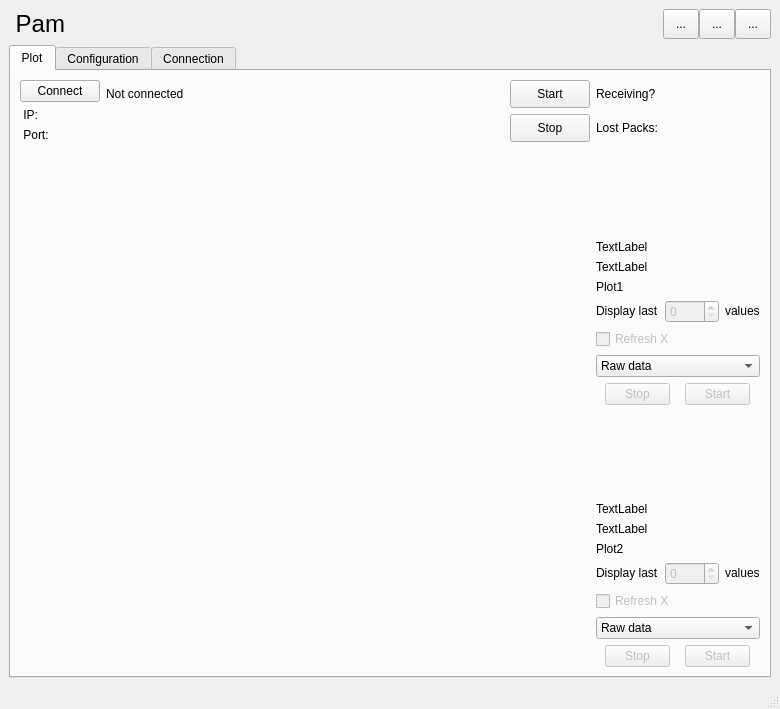
First picture: the form in resources/Mainwindow.ui, repository arongrk/Pam, before the edit.
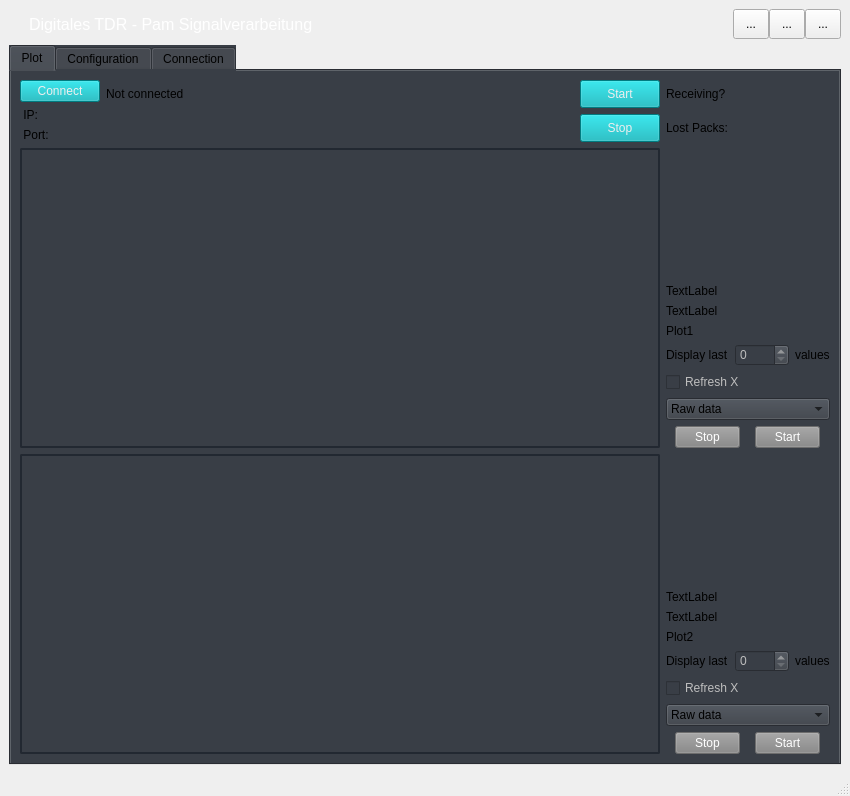
Second picture: the form after the edit. Icons and pictures are not drawn. Custom widgets are drawn as their Qt base class.

Commit message: design changes got further, try getting radius to plotwidget

```diff
--- a/resources/Mainwindow.ui
+++ b/resources/Mainwindow.ui
@@ -9,8 +9,8 @@
    <rect>
     <x>0</x>
     <y>0</y>
-    <width>780</width>
-    <height>709</height>
+    <width>850</width>
+    <height>796</height>
    </rect>
   </property>
   <property name="sizePolicy">
@@ -44,15 +44,35 @@
         <property name="spacing">
          <number>0</number>
         </property>
+        <item>
+         <spacer name="horizontalSpacer_3">
+          <property name="orientation">
+           <enum>Qt::Horizontal</enum>
+          </property>
+          <property name="sizeType">
+           <enum>QSizePolicy::Fixed</enum>
+          </property>
+          <property name="sizeHint" stdset="0">
+           <size>
+            <width>20</width>
+            <height>20</height>
+           </size>
+          </property>
+         </spacer>
+        </item>
         <item>
          <widget class="QLabel" name="label_31">
           <property name="font">
            <font>
-            <pointsize>18</pointsize>
+            <family>Arial</family>
+            <pointsize>12</pointsize>
            </font>
           </property>
+          <property name="styleSheet">
+           <string notr="true">color:white</string>
+          </property>
           <property name="text">
-           <string> Pam</string>
+           <string>Digitales TDR - Pam Signalverarbeitung</string>
           </property>
           <property name="textInteractionFlags">
            <set>Qt::NoTextInteraction</set>
@@ -157,16 +177,202 @@
         <property name="whatsThis">
          <string>&lt;html&gt;&lt;head/&gt;&lt;body&gt;&lt;p&gt;central wid&lt;/p&gt;&lt;/body&gt;&lt;/html&gt;</string>
         </property>
+        <property name="autoFillBackground">
+         <bool>false</bool>
+        </property>
+        <property name="styleSheet">
+         <string notr="true">background: #393E46;</string>
+        </property>
         <property name="currentIndex">
          <number>0</number>
         </property>
         <widget class="QWidget" name="tab">
+         <property name="styleSheet">
+          <string notr="true"/>
+         </property>
          <attribute name="title">
           <string>Plot</string>
          </attribute>
          <layout class="QVBoxLayout" name="verticalLayout_6">
           <item>
-           <layout class="QGridLayout" name="gridLayout_3" rowstretch="1,6,6" columnstretch="8,0">
+           <layout class="QGridLayout" name="gridLayout_3" rowstretch="1,5,5" columnstretch="8,0">
+            <item row="0" column="0">
+             <layout class="QHBoxLayout" name="horizontalLayout_2" stretch="0,0,0,0,0">
+              <item>
+               <layout class="QVBoxLayout" name="verticalLayout">
+                <item>
+                 <widget class="QPushButton" name="connect_button">
+                  <property name="sizePolicy">
+                   <sizepolicy hsizetype="Minimum" vsizetype="Preferred">
+                    <horstretch>0</horstretch>
+                    <verstretch>0</verstretch>
+                   </sizepolicy>
+                  </property>
+                  <property name="styleSheet">
+                   <string notr="true">QPushButton:enabled
+ {
+    background-color: #00ADB5;
+    color: #EEEEEE;
+}
+QPushButton:enabled:hover
+ {
+    background-color: #00C5CE;
+    color: #EEEEEE;
+}
+QPushButton:disabled
+ {
+    background-color: #858585;
+    color: white;
+}
+</string>
+                  </property>
+                  <property name="text">
+                   <string>Connect</string>
+                  </property>
+                 </widget>
+                </item>
+                <item>
+                 <widget class="QLabel" name="ip_label">
+                  <property name="sizePolicy">
+                   <sizepolicy hsizetype="Preferred" vsizetype="Minimum">
+                    <horstretch>0</horstretch>
+                    <verstretch>0</verstretch>
+                   </sizepolicy>
+                  </property>
+                  <property name="text">
+                   <string> IP:</string>
+                  </property>
+                 </widget>
+                </item>
+                <item>
+                 <widget class="QLabel" name="port_label">
+                  <property name="sizePolicy">
+                   <sizepolicy hsizetype="Preferred" vsizetype="Minimum">
+                    <horstretch>0</horstretch>
+                    <verstretch>0</verstretch>
+                   </sizepolicy>
+                  </property>
+                  <property name="text">
+                   <string> Port:</string>
+                  </property>
+                 </widget>
+                </item>
+               </layout>
+              </item>
+              <item>
+               <layout class="QVBoxLayout" name="verticalLayout_2">
+                <item>
+                 <widget class="QLabel" name="con_status">
+                  <property name="sizePolicy">
+                   <sizepolicy hsizetype="Minimum" vsizetype="Preferred">
+                    <horstretch>0</horstretch>
+                    <verstretch>0</verstretch>
+                   </sizepolicy>
+                  </property>
+                  <property name="text">
+                   <string>Not connected</string>
+                  </property>
+                  <property name="alignment">
+                   <set>Qt::AlignLeading|Qt::AlignLeft|Qt::AlignVCenter</set>
+                  </property>
+                 </widget>
+                </item>
+                <item>
+                 <widget class="QWidget" name="widget" native="true">
+                  <property name="sizePolicy">
+                   <sizepolicy hsizetype="Minimum" vsizetype="Preferred">
+                    <horstretch>0</horstretch>
+                    <verstretch>0</verstretch>
+                   </sizepolicy>
+                  </property>
+                 </widget>
+                </item>
+               </layout>
+              </item>
+              <item>
+               <spacer name="horizontalSpacer_2">
+                <property name="orientation">
+                 <enum>Qt::Horizontal</enum>
+                </property>
+                <property name="sizeHint" stdset="0">
+                 <size>
+                  <width>40</width>
+                  <height>20</height>
+                 </size>
+                </property>
+               </spacer>
+              </item>
+              <item>
+               <widget class="QWidget" name="widget_2" native="true"/>
+              </item>
+              <item>
+               <layout class="QVBoxLayout" name="verticalLayout_4">
+                <item>
+                 <widget class="QPushButton" name="start_receive">
+                  <property name="sizePolicy">
+                   <sizepolicy hsizetype="Minimum" vsizetype="Minimum">
+                    <horstretch>0</horstretch>
+                    <verstretch>0</verstretch>
+                   </sizepolicy>
+                  </property>
+                  <property name="styleSheet">
+                   <string notr="true">QPushButton:enabled
+ {
+    background-color: #00ADB5;
+    color: #EEEEEE;
+}
+QPushButton:enabled:hover
+ {
+    background-color: #00C5CE;
+    color: #EEEEEE;
+}
+QPushButton:disabled
+ {
+    background-color: #858585;
+    color: white;
+}
+</string>
+                  </property>
+                  <property name="text">
+                   <string>Start</string>
+                  </property>
+                 </widget>
+                </item>
+                <item>
+                 <widget class="QPushButton" name="stop_receive">
+                  <property name="sizePolicy">
+                   <sizepolicy hsizetype="Minimum" vsizetype="Minimum">
+                    <horstretch>0</horstretch>
+                    <verstretch>0</verstretch>
+                   </sizepolicy>
+                  </property>
+                  <property name="styleSheet">
+                   <string notr="true">QPushButton:enabled
+ {
+    background-color: #00ADB5;
+    color: #EEEEEE;
+}
+QPushButton:enabled:hover
+ {
+    background-color: #00C5CE;
+    color: #EEEEEE;
+}
+QPushButton:disabled
+ {
+    background-color: #858585;
+    color: white;
+}
+</string>
+                  </property>
+                  <property name="text">
+                   <string>Stop</string>
+                  </property>
+                 </widget>
+                </item>
+               </layout>
+              </item>
+             </layout>
+            </item>
             <item row="1" column="1">
              <layout class="QGridLayout" name="gridLayout_4">
               <item row="4" column="0">
@@ -248,6 +454,24 @@
                     <height>16777215</height>
                    </size>
                   </property>
+                  <property name="styleSheet">
+                   <string notr="true">QPushButton:enabled
+ {
+    background-color: #00ADB5;
+    color: #EEEEEE;
+}
+QPushButton:enabled:hover
+ {
+    background-color: #00C5CE;
+    color: #EEEEEE;
+}
+QPushButton:disabled
+ {
+    background-color: #858585;
+    color: white;
+}
+</string>
+                  </property>
                   <property name="text">
                    <string>Stop</string>
                   </property>
@@ -264,6 +488,24 @@
                     <height>16777215</height>
                    </size>
                   </property>
+                  <property name="styleSheet">
+                   <string notr="true">QPushButton:enabled
+ {
+    background-color: #00ADB5;
+    color: #EEEEEE;
+}
+QPushButton:enabled:hover
+ {
+    background-color: #00C5CE;
+    color: #EEEEEE;
+}
+QPushButton:disabled
+ {
+    background-color: #858585;
+    color: white;
+}
+</string>
+                  </property>
                   <property name="text">
                    <string>Start</string>
                   </property>
@@ -404,6 +646,24 @@
                     <height>16777215</height>
                    </size>
                   </property>
+                  <property name="styleSheet">
+                   <string notr="true">QPushButton:enabled
+ {
+    background-color: #00ADB5;
+    color: #EEEEEE;
+}
+QPushButton:enabled:hover
+ {
+    background-color: #00C5CE;
+    color: #EEEEEE;
+}
+QPushButton:disabled
+ {
+    background-color: #858585;
+    color: white;
+}
+</string>
+                  </property>
                   <property name="text">
                    <string>Stop</string>
                   </property>
@@ -420,6 +680,24 @@
                     <height>16777215</height>
                    </size>
                   </property>
+                  <property name="styleSheet">
+                   <string notr="true">QPushButton:enabled
+ {
+    background-color: #00ADB5;
+    color: #EEEEEE;
+}
+QPushButton:enabled:hover
+ {
+    background-color: #00C5CE;
+    color: #EEEEEE;
+}
+QPushButton:disabled
+ {
+    background-color: #858585;
+    color: white;
+}
+</string>
+                  </property>
                   <property name="text">
                    <string>Start</string>
                   </property>
@@ -497,6 +775,13 @@
                 <verstretch>0</verstretch>
                </sizepolicy>
               </property>
+              <property name="styleSheet">
+               <string notr="true">QWidget {
+	border: 2px solid #222831;
+	border-radius: 2px;
+}
+</string>
+              </property>
              </widget>
             </item>
             <item row="1" column="0">
@@ -507,131 +792,15 @@
                 <verstretch>0</verstretch>
                </sizepolicy>
               </property>
+              <property name="styleSheet">
+               <string notr="true">QWidget {
+	border: 2px solid #222831;
+	border-radius: 2px;
+}
+</string>
+              </property>
              </widget>
             </item>
-            <item row="0" column="0">
-             <layout class="QHBoxLayout" name="horizontalLayout_2" stretch="0,0,0,0,0">
-              <item>
-               <layout class="QVBoxLayout" name="verticalLayout">
-                <item>
-                 <widget class="QPushButton" name="connect_button">
-                  <property name="sizePolicy">
-                   <sizepolicy hsizetype="Minimum" vsizetype="Preferred">
-                    <horstretch>0</horstretch>
-                    <verstretch>0</verstretch>
-                   </sizepolicy>
-                  </property>
-                  <property name="text">
-                   <string>Connect</string>
-                  </property>
-                 </widget>
-                </item>
-                <item>
-                 <widget class="QLabel" name="ip_label">
-                  <property name="sizePolicy">
-                   <sizepolicy hsizetype="Preferred" vsizetype="Minimum">
-                    <horstretch>0</horstretch>
-                    <verstretch>0</verstretch>
-                   </sizepolicy>
-                  </property>
-                  <property name="text">
-                   <string> IP:</string>
-                  </property>
-                 </widget>
-                </item>
-                <item>
-                 <widget class="QLabel" name="port_label">
-                  <property name="sizePolicy">
-                   <sizepolicy hsizetype="Preferred" vsizetype="Minimum">
-                    <horstretch>0</horstretch>
-                    <verstretch>0</verstretch>
-                   </sizepolicy>
-                  </property>
-                  <property name="text">
-                   <string> Port:</string>
-                  </property>
-                 </widget>
-                </item>
-               </layout>
-              </item>
-              <item>
-               <layout class="QVBoxLayout" name="verticalLayout_2">
-                <item>
-                 <widget class="QLabel" name="con_status">
-                  <property name="sizePolicy">
-                   <sizepolicy hsizetype="Minimum" vsizetype="Preferred">
-                    <horstretch>0</horstretch>
-                    <verstretch>0</verstretch>
-                   </sizepolicy>
-                  </property>
-                  <property name="text">
-                   <string>Not connected</string>
-                  </property>
-                  <property name="alignment">
-                   <set>Qt::AlignLeading|Qt::AlignLeft|Qt::AlignVCenter</set>
-                  </property>
-                 </widget>
-                </item>
-                <item>
-                 <widget class="QWidget" name="widget" native="true">
-                  <property name="sizePolicy">
-                   <sizepolicy hsizetype="Minimum" vsizetype="Preferred">
-                    <horstretch>0</horstretch>
-                    <verstretch>0</verstretch>
-                   </sizepolicy>
-                  </property>
-                 </widget>
-                </item>
-               </layout>
-              </item>
-              <item>
-               <spacer name="horizontalSpacer_2">
-                <property name="orientation">
-                 <enum>Qt::Horizontal</enum>
-                </property>
-                <property name="sizeHint" stdset="0">
-                 <size>
-                  <width>40</width>
-                  <height>20</height>
-                 </size>
-                </property>
-               </spacer>
-              </item>
-              <item>
-               <widget class="QWidget" name="widget_2" native="true"/>
-              </item>
-              <item>
-               <layout class="QVBoxLayout" name="verticalLayout_4">
-                <item>
-                 <widget class="QPushButton" name="start_receive">
-                  <property name="sizePolicy">
-                   <sizepolicy hsizetype="Minimum" vsizetype="Minimum">
-                    <horstretch>0</horstretch>
-                    <verstretch>0</verstretch>
-                   </sizepolicy>
-                  </property>
-                  <property name="text">
-                   <string>Start</string>
-                  </property>
-                 </widget>
-                </item>
-                <item>
-                 <widget class="QPushButton" name="stop_receive">
-                  <property name="sizePolicy">
-                   <sizepolicy hsizetype="Minimum" vsizetype="Minimum">
-                    <horstretch>0</horstretch>
-                    <verstretch>0</verstretch>
-                   </sizepolicy>
-                  </property>
-                  <property name="text">
-                   <string>Stop</string>
-                  </property>
-                 </widget>
-                </item>
-               </layout>
-              </item>
-             </layout>
-            </item>
            </layout>
           </item>
          </layout>
```
Left out of the diff: 41 changed lines with no effect on the pictures. The commit also changes 3 other files.
